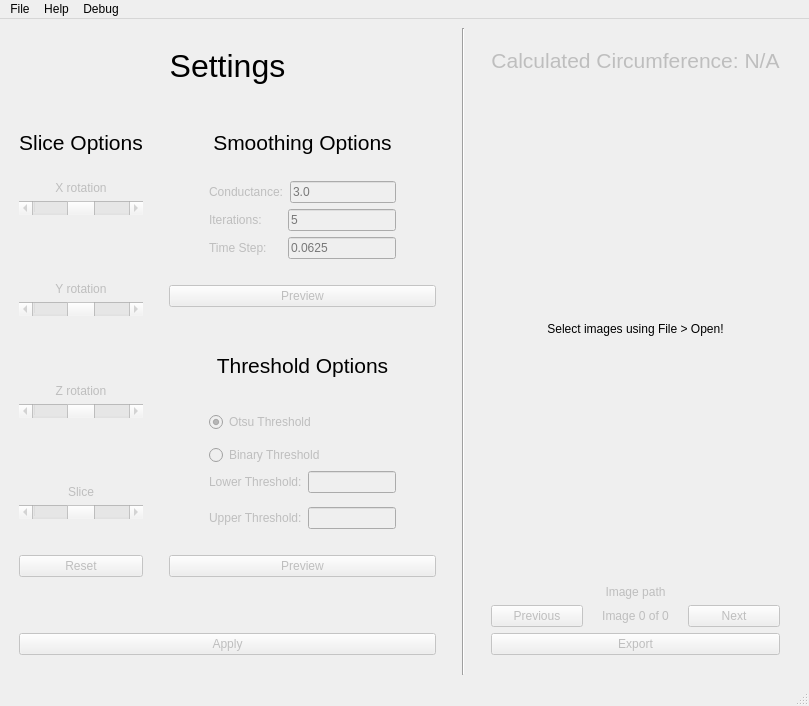
Qt form src/GUI/main.ui (NIRALUser/NeuroRuler) before a commit.
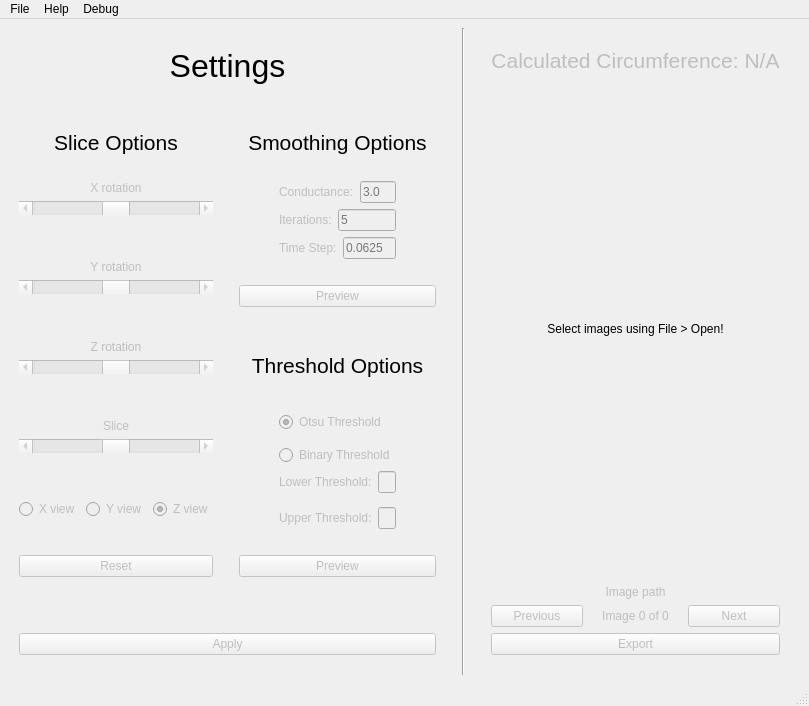
The same form after that commit.

Commit message: View selection progress

What changed in the file:
```diff
--- a/src/GUI/main.ui
+++ b/src/GUI/main.ui
@@ -304,6 +304,65 @@
             </property>
            </widget>
           </item>
+          <item>
+           <spacer name="verticalSpacer_18">
+            <property name="orientation">
+             <enum>Qt::Vertical</enum>
+            </property>
+            <property name="sizeHint" stdset="0">
+             <size>
+              <width>20</width>
+              <height>40</height>
+             </size>
+            </property>
+           </spacer>
+          </item>
+          <item>
+           <layout class="QHBoxLayout" name="horizontalLayout_9">
+            <item>
+             <widget class="QRadioButton" name="x_view_radio_button">
+              <property name="enabled">
+               <bool>false</bool>
+              </property>
+              <property name="text">
+               <string>X view</string>
+              </property>
+              <property name="autoExclusive">
+               <bool>false</bool>
+              </property>
+             </widget>
+            </item>
+            <item>
+             <widget class="QRadioButton" name="y_view_radio_button">
+              <property name="enabled">
+               <bool>false</bool>
+              </property>
+              <property name="text">
+               <string>Y view</string>
+              </property>
+              <property name="autoExclusive">
+               <bool>false</bool>
+              </property>
+             </widget>
+            </item>
+            <item>
+             <widget class="QRadioButton" name="z_view_radio_button">
+              <property name="enabled">
+               <bool>false</bool>
+              </property>
+              <property name="text">
+               <string>Z view</string>
+              </property>
+              <property name="checked">
+               <bool>true</bool>
+              </property>
+              <property name="autoExclusive">
+               <bool>false</bool>
+              </property>
+             </widget>
+            </item>
+           </layout>
+          </item>
           <item>
            <spacer name="verticalSpacer">
             <property name="orientation">
```
Left out of the diff: 6 changed lines with no effect on the pictures. The commit also changes 3 other files.
